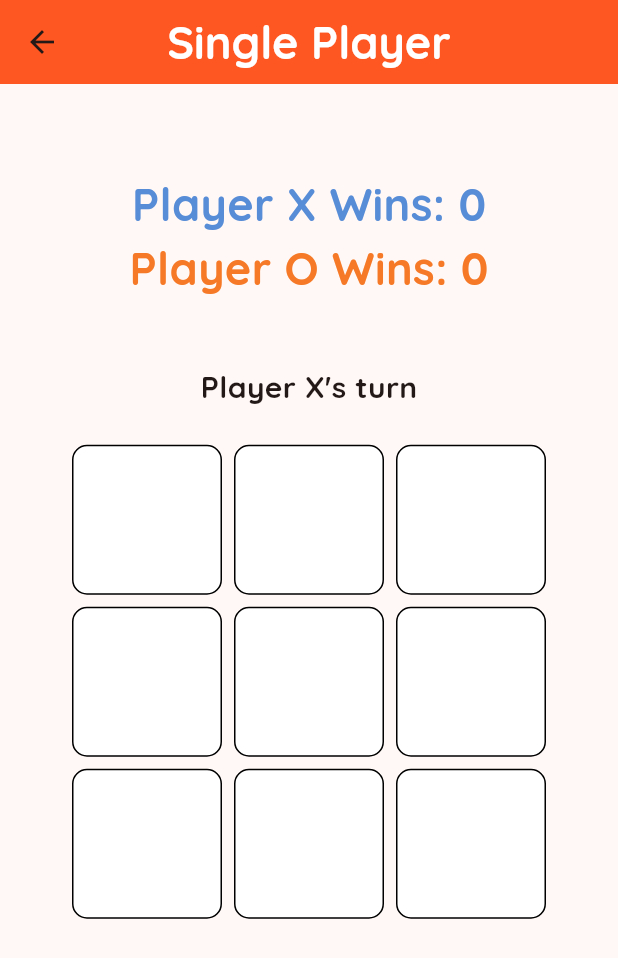
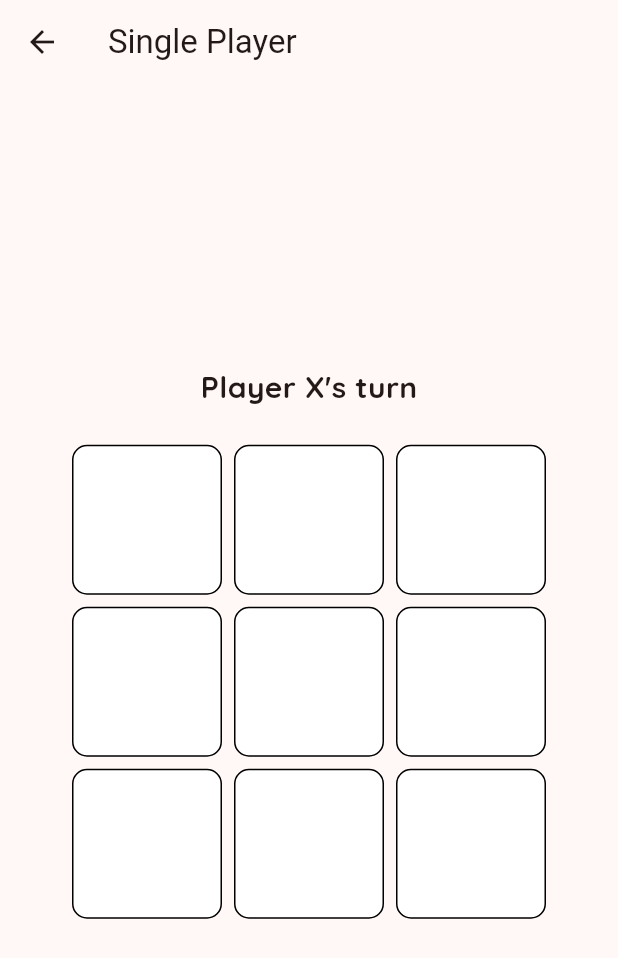
Before and after one commit to creativeprashant007/tic-tac-toe, a Flutter app: the TicTacToeSinglePlayer screen opened by its route, on a phone screen of 412 x 824 dp. Shown: the top 958 px of the screen. Run offline on Flutter 3.47's test engine with Material 3 defaults, Android fonts, the phone set to English and light mode, and no system bars; our stand-ins replace fluttertoast, shared_preferences; accounts and stored records are empty.

Commit message:
fix:single player screen

```diff
--- a/lib/screens/single_player_screen.dart
+++ b/lib/screens/single_player_screen.dart
@@ -1,14 +1,10 @@
+import 'dart:async';
 import 'dart:math';
-import 'dart:ui';
 import 'package:flutter/material.dart';
-import 'package:shared_preferences/shared_preferences.dart';
-import 'package:tic_tac_toe/components/board.dart';
+import 'package:tic_tac_toe/components/single_board.dart';
 
 class TicTacToeSinglePlayer extends StatefulWidget {
-  const TicTacToeSinglePlayer({super.key});
-
   @override
-  // ignore: library_private_types_in_public_api
   _TicTacToeSinglePlayerState createState() => _TicTacToeSinglePlayerState();
 }
 
@@ -16,38 +12,12 @@ class _TicTacToeSinglePlayerState extends State<TicTacToeSinglePlayer> {
   List<List<String>> board = List.generate(3, (_) => List.filled(3, ''));
   String currentPlayer = 'X';
   bool gameEnded = false;
-  int playerXWins = 0;
-  int playerOWins = 0;
-  Color winBackgroundColor = const Color.fromARGB(255, 255, 255, 2);
-
-  @override
-  void initState() {
-    super.initState();
-    // Set the initial player randomly
-
-  }
-
-  Future<void> saveStats() async {
-    SharedPreferences prefs = await SharedPreferences.getInstance();
-    prefs.setInt('playerXWins', playerXWins);
-    prefs.setInt('playerOWins', playerOWins);
-  }
 
   @override
   Widget build(BuildContext context) {
     return Scaffold(
       appBar: AppBar(
-        title: const Text(
-          'Single Player',
-          style: TextStyle(
-              fontFamily: 'Quicksand',
-              fontSize: 30,
-              fontWeight: FontWeight.bold,
-              color: Color.fromARGB(255, 255, 255, 255)),
-        ),
-
-        backgroundColor: Colors.deepOrange,
-        centerTitle: true, // Center the title
+        title: const Text('Single Player'),
       ),
       body: Stack(
         children: [
@@ -60,134 +30,157 @@ class _TicTacToeSinglePlayerState extends State<TicTacToeSinglePlayer> {
                   style: const TextStyle(
                     fontFamily: 'Quicksand',
                     fontSize: 20,
-                      fontWeight: FontWeight.bold),
+                    fontWeight: FontWeight.bold,
+                  ),
                 ),
                 const SizedBox(height: 20),
-                BoardWidget(
+                SingleBoardWidget(
                   board: board,
-                  currentPlayer: currentPlayer,
                   onMove: (i, j) {
                     if (!gameEnded && board[i][j] == '') {
                       setState(() {
                         board[i][j] = currentPlayer;
                         checkWinner(i, j);
+
+                        // Switch player after X makes a move
                         currentPlayer = (currentPlayer == 'X') ? 'O' : 'X';
+
+                        // Check for winner or tie before AI move
+                        if (!gameEnded && currentPlayer == 'O') {
+                          // Schedule AI move with a delay
+                          Timer(Duration(milliseconds: 500), () {
+                            _aiMove();
+                          });
+                        }
                       });
                     }
                   },
                 ),
-                const SizedBox(height: 20)
-              ])),
-          if (gameEnded)
-            Center(
-              child: BackdropFilter(
-                filter: ImageFilter.blur(sigmaX: 5, sigmaY: 5),
-                child: Column(
-                  mainAxisAlignment: MainAxisAlignment.center,
-                  children: [
-                    // Blurred Menu Content
-                    TextButton(
-                      onPressed: () {
-                        restartGame();
-                      },
-                      style: ButtonStyle(
-                        backgroundColor:
-                            MaterialStateProperty.all<Color>(Colors.green),
-                        foregroundColor:
-                            MaterialStateProperty.all<Color>(Colors.white),
-                        padding: MaterialStateProperty.all<EdgeInsetsGeometry>(
-                          const EdgeInsets.symmetric(
-                              horizontal: 20, vertical: 10),
-                        ),
-                        shape: MaterialStateProperty.all<OutlinedBorder>(
-                          RoundedRectangleBorder(
-                            borderRadius: BorderRadius.circular(8),
-                            side: const BorderSide(color: Colors.green),
-                          ),
-                        ),
-                      ),
-                      child: const Text(
-                        'Restart Game',
-                        style: TextStyle(
-                            fontFamily: 'Quicksand',
-                            fontSize: 16,
-                            fontWeight: FontWeight.bold),
-                      ),
-                    ),
                 const SizedBox(height: 20),
-
-                    Container(
-                      padding: const EdgeInsets.all(15.0),
-                      decoration: BoxDecoration(
-                        color: winBackgroundColor,
-                        borderRadius: BorderRadius.circular(
-                            8), // Optional: Set border radius
-                      ),
-                      child: Text(
-                        'Player ${currentPlayer == 'X' ? 'O' : 'X'} Wins 🎉!',
-                        style: const TextStyle(
-                          fontFamily: 'Quicksand',
-                          fontSize: 30,
-                          fontWeight: FontWeight.bold,
-                          color: Color.fromARGB(255, 255, 255, 255),
-                        ),
-                      ),
-                    ),
               ],
             ),
           ),
-            ),
-          // Player Stats
-          Positioned(
-            top: 0,
-            left: 0,
-            right: 0,
-            child: Padding(
-              padding: const EdgeInsets.all(8.0),
-              child: Column(
-                mainAxisAlignment: MainAxisAlignment.center,
-                children: [
-                  const SizedBox(height: 50),
-                  Text(
-                    'Player X Wins: $playerXWins',
-                    style: const TextStyle(
-                      fontFamily: 'Quicksand',
-                      fontSize: 30,
-                      fontWeight: FontWeight.bold,
-                      color: Color.fromARGB(255, 87, 140, 214),
-                    ),
-                  ),
-                  Text(
-                    'Player O Wins: $playerOWins',
-                    style: const TextStyle(
-                      fontFamily: 'Quicksand',
-                      fontSize: 30,
-                      fontWeight: FontWeight.bold,
-                      color: Color.fromARGB(255, 245, 121, 38),
-                    ),
-                  ),
-                ],
-              ),
-            ),
+          if (gameEnded)
+            Center(
+                // ... existing code for game over display
                 ),
         ],
       ),
     );
   }
 
-  void showTieDialog() {
+  void _aiMove() {
+    // Simple AI: Choose a random available spot
+    List<int> availableMoves = [];
+    for (int i = 0; i < board.length; i++) {
+      for (int j = 0; j < board[i].length; j++) {
+        if (board[i][j] == '') {
+          availableMoves.add(i * 3 + j); // Convert 2D index to 1D index
+        }
+      }
+    }
+
+    if (availableMoves.isNotEmpty) {
+      int randomIndex = Random().nextInt(availableMoves.length);
+      int flatIndex = availableMoves[randomIndex];
+
+      // Convert 1D index back to 2D index
+      int row = flatIndex ~/ 3;
+      int col = flatIndex % 3;
+
+      // AI ('O') makes a move
+      setState(() {
+        board[row][col] = 'O';
+      });
+
+      // Check for a winner or tie after AI move
+      checkWinner(row, col);
+      currentPlayer = 'X';
+      setState(() {});
+    }
+  }
+
+  void checkWinner(int row, int col) {
+    // Check for a winner
+    if (_checkRow(row) || _checkColumn(col) || _checkDiagonals()) {
+      gameEnded = true;
+      _showWinnerDialog(currentPlayer);
+      return;
+    }
+
+    // Check for a tie
+    if (_isBoardFull()) {
+      gameEnded = true;
+      _showTieDialog();
+      return;
+    }
+  }
+
+  bool _checkRow(int row) {
+    return board[row][0] == currentPlayer &&
+        board[row][1] == currentPlayer &&
+        board[row][2] == currentPlayer;
+  }
+
+  bool _checkColumn(int col) {
+    return board[0][col] == currentPlayer &&
+        board[1][col] == currentPlayer &&
+        board[2][col] == currentPlayer;
+  }
+
+  bool _checkDiagonals() {
+    return (board[0][0] == currentPlayer &&
+            board[1][1] == currentPlayer &&
+            board[2][2] == currentPlayer) ||
+        (board[0][2] == currentPlayer &&
+            board[1][1] == currentPlayer &&
+            board[2][0] == currentPlayer);
+  }
+
+  bool _isBoardFull() {
+    for (int i = 0; i < board.length; i++) {
+      for (int j = 0; j < board[i].length; j++) {
+        if (board[i][j] == '') {
+          return false; // Found an empty spot, board is not full
+        }
+      }
+    }
+    return true; // No empty spots, board is full
+  }
+
+  void _showWinnerDialog(String winner) {
     showDialog(
       context: context,
       builder: (BuildContext context) {
         return AlertDialog(
-          title: const Text('Game Tied!'),
+          title: Text('Player $winner Wins!'),
           actions: [
             TextButton(
               onPressed: () {
                 Navigator.pop(context);
                 restartGame();
               },
-              child: const Text('Restart Game'),
+              child: Text('Restart Game'),
+            ),
+          ],
+        );
+      },
+    );
+  }
+
+  void _showTieDialog() {
+    showDialog(
+      context: context,
+      builder: (BuildContext context) {
+        return AlertDialog(
+          title: Text('Game Tied!'),
+          actions: [
+            TextButton(
+              onPressed: () {
+                Navigator.pop(context);
+                restartGame();
+              },
+              child: Text('Restart Game'),
             ),
           ],
         );
@@ -202,56 +195,4 @@ class _TicTacToeSinglePlayerState extends State<TicTacToeSinglePlayer> {
       currentPlayer = 'X';
     });
   }
-
-  void checkWinner(int row, int col) {
-    // Check row
-    if (board[row].every((element) => element == currentPlayer)) {
-      gameEnded = true;
 }
-
-    // Check column
-    if (board.every((element) => element[col] == currentPlayer)) {
-      gameEnded = true;
-    }
-
-    // Check diagonals
-    if ((row == col || row + col == 2) &&
-        (board[0][0] == currentPlayer &&
-            board[1][1] == currentPlayer &&
-            board[2][2] == currentPlayer)) {
-      gameEnded = true;
-    }
-
-    if ((row == 0 && col == 2) ||
-        (row == 2 && col == 0) ||
-        (row == 1 && col == 1)) {
-      if (board[0][2] == currentPlayer &&
-          board[1][1] == currentPlayer &&
-          board[2][0] == currentPlayer) {
-        gameEnded = true;
-      }
-    }
-
-    // Check for a tie
-    if (!gameEnded && !board.any((row) => row.any((cell) => cell == ''))) {
-      gameEnded = true;
-    }
-
-    if (gameEnded) {
-      if (!board.any((row) => row.any((cell) => cell == ''))) {
-        // It's a tie, no one gets a point
-        showTieDialog(); // Add this line to display a tie message
-      } else {
-        // Update win count for the player who won
-        if (currentPlayer == 'X') {
-          playerXWins++;
-          winBackgroundColor = Color.fromARGB(255, 87, 140, 214);
-        } else {
-          playerOWins++;
-          winBackgroundColor = Color.fromARGB(255, 245, 121, 38);
-        }
-        saveStats();
-      }
-    }
-  }
-}
```
Lines whose indentation alone changed are shown as unchanged.
